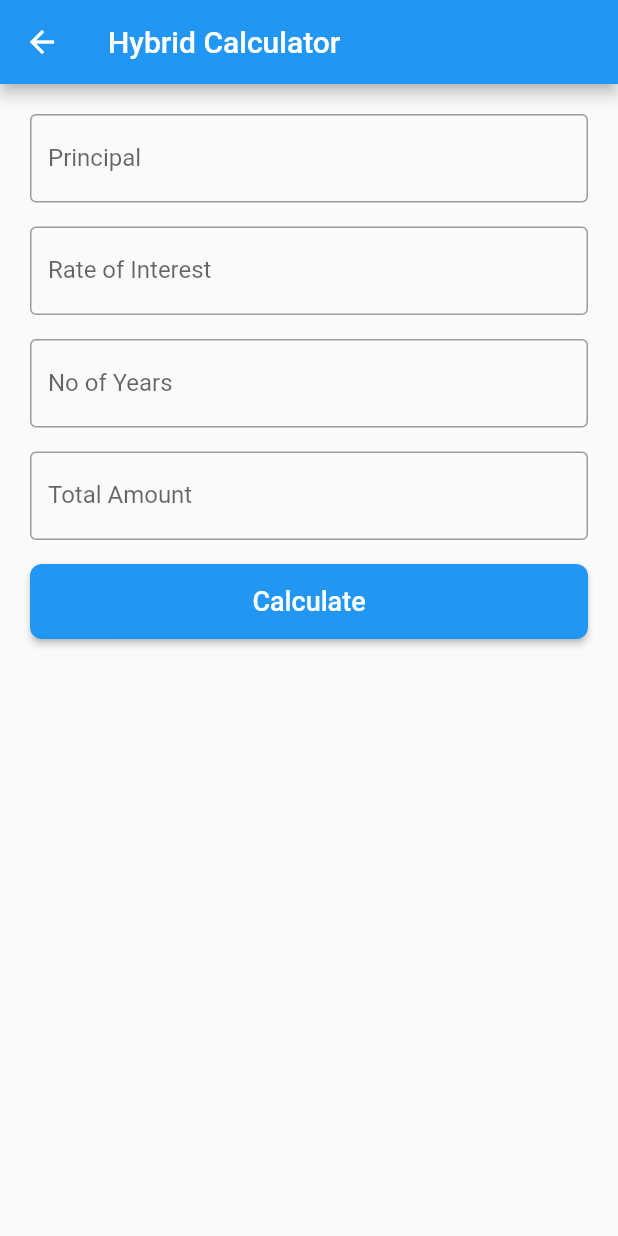
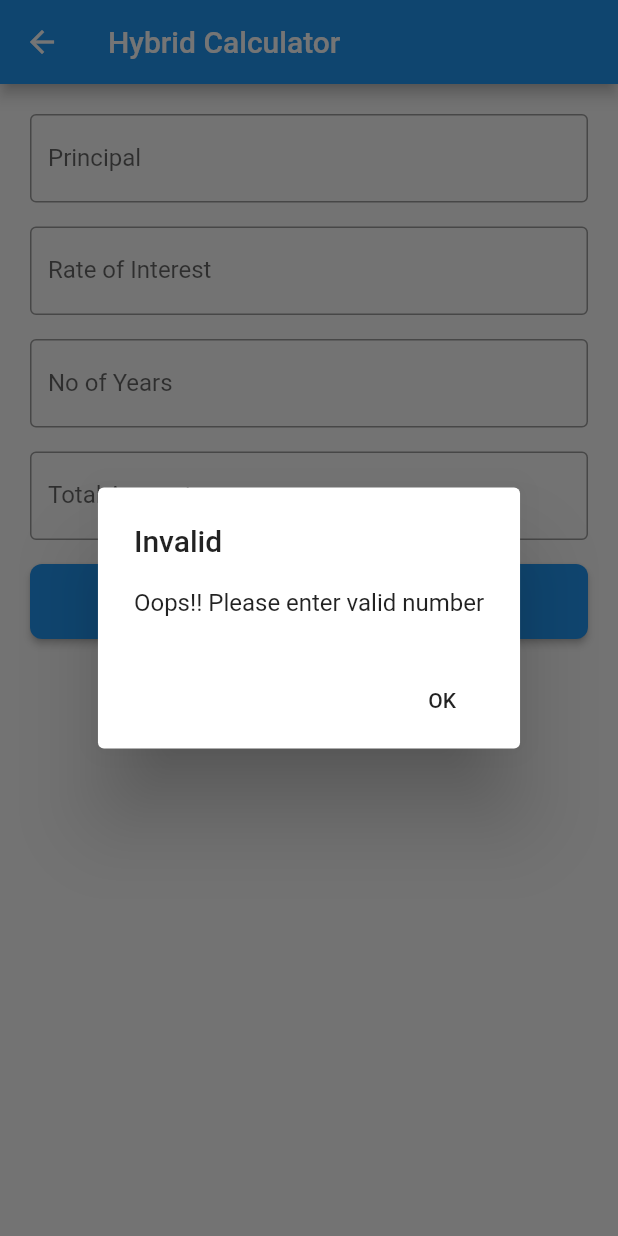
Before and after one commit to skavinvarnan/cic-flutter, a Flutter app: the CalculateScreen screen opened directly with empty values, after a tap on "Calculate", on a phone screen of 412 x 824 dp. Run offline on Flutter 3.47's test engine with Material 2 defaults, Android fonts, the phone set to English and light mode, and no system bars.

Commit message:
Error handling incase of a invalid numbet

```diff
--- a/lib/screens/calculate/calculate_screen.dart
+++ b/lib/screens/calculate/calculate_screen.dart
@@ -68,6 +68,23 @@ class _CalculateScreenState extends State<CalculateScreen> {
                           noyController,
                           totalAmountController,
                         );
+                        if (this.answer == null) {
+                          showDialog(
+                            context: context,
+                            builder: (_) => AlertDialog(
+                              title: Text("Invalid"),
+                              content: Text("Oops!! Please enter valid number"),
+                              actions: <Widget>[
+                                FlatButton(
+                                  child: Text("OK"),
+                                  onPressed: () {
+                                    Navigator.pop(context);
+                                  },
+                                ),
+                              ],
+                            ),
+                          );
+                        }
                         FocusScope.of(context).requestFocus(FocusNode());
                         setState(() {});
                       },
```
